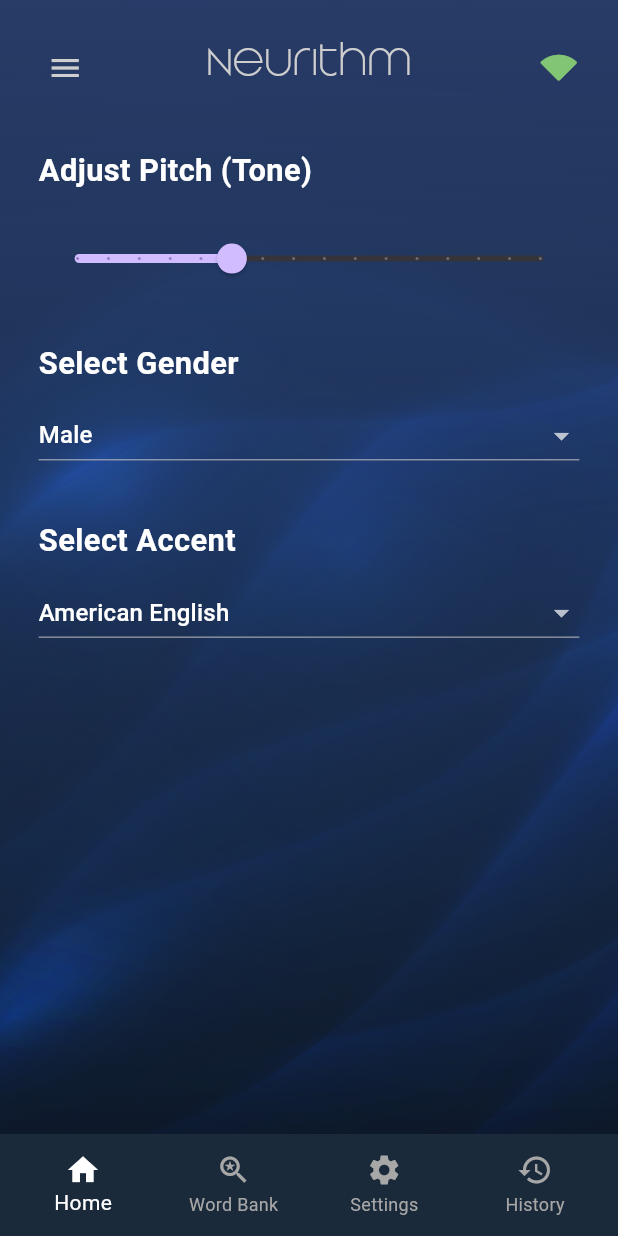
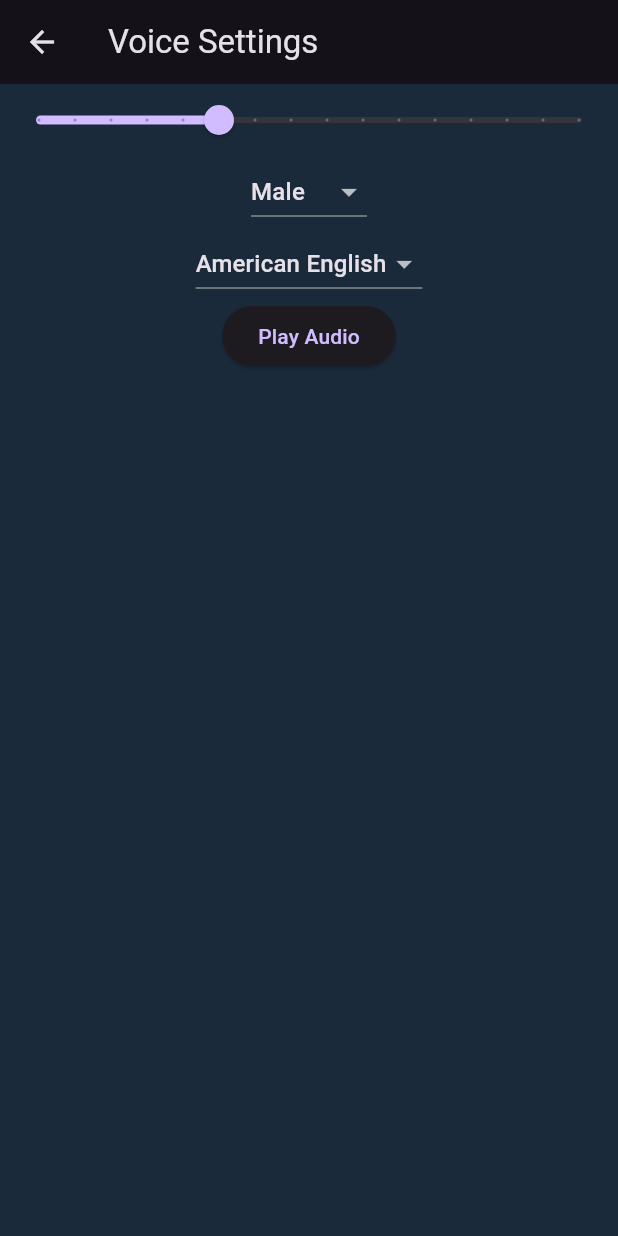
Before and after one commit to malakHelmy/Neurithm, a Flutter app: the VoiceSettingsPage screen opened directly, on a phone screen of 412 x 824 dp. Run offline on Flutter 3.47's test engine with Material 3 defaults, Android fonts, the phone set to English and light mode, and no system bars; our stand-ins replace audioplayers, cloud_firestore, firebase_core, flutter_tts, shared_preferences; accounts and stored records are empty.

Commit message:
working on coqui tts

```diff
--- a/neurithm/lib/main.dart
+++ b/neurithm/lib/main.dart
@@ -1,7 +1,7 @@
 import 'package:flutter/material.dart';
 import 'package:firebase_core/firebase_core.dart';
 import 'package:neurithm/screens/welcomeScreen.dart';
-import 'package:neurithm/screens/wordBank.dart';
+import 'package:neurithm/screens/voicesettings.dart';
 import 'package:neurithm/services/addWordBank.dart';
 import 'screens/loginPage.dart';
 
@@ -38,7 +38,7 @@ class ThoughtToSpeechApp extends StatelessWidget {
         scaffoldBackgroundColor: const Color(0xFF1A2A3A),
         primaryColor: const Color(0xFF394B58),
       ),
-      home: WordBankPage(),
+      home: VoiceSettingsPage(),
     );
   }
 }
--- /dev/null
+++ b/neurithm/lib/models/userPreferences.dart
@@ -0,0 +1,30 @@
+import 'package:shared_preferences/shared_preferences.dart';
+import '../screens/voicesettings.dart';
+
+class UserPreferences {
+  static const String _pitchKey = 'pitch';
+  static const String _genderKey = 'gender';
+  static const String _accentKey = 'accent';
+
+  // Save voice settings
+  static Future<void> saveVoiceSettings({
+    required double pitch,
+    required String gender,
+    required String accent,
+  }) async {
+    final prefs = await SharedPreferences.getInstance();
+    await prefs.setDouble(_pitchKey, pitch);
+    await prefs.setString(_genderKey, gender);
+    await prefs.setString(_accentKey, accent);
+  }
+
+  // Load voice settings
+  static Future<VoiceSettings> loadVoiceSettings() async {
+    final prefs = await SharedPreferences.getInstance();
+    return VoiceSettings(
+      pitch: prefs.getDouble(_pitchKey) ?? 1.0,  // Default pitch
+      gender: prefs.getString(_genderKey) ?? 'male',  // Default gender
+      accent: prefs.getString(_accentKey) ?? 'en-US',  // Default accent
+    );
+  }
+}
--- a/neurithm/lib/screens/voicesettings.dart
+++ b/neurithm/lib/screens/voicesettings.dart
@@ -1,8 +1,30 @@
 import 'package:flutter/material.dart';
-import 'package:flutter_tts/flutter_tts.dart';
-import '../widgets/appbar.dart';
-import '../widgets/bottombar.dart';
-import '../widgets/wavesBackground.dart';
+import 'package:http/http.dart' as http;
+import 'package:audioplayers/audioplayers.dart';
+import 'dart:convert';
+import 'dart:io';
+import 'package:path_provider/path_provider.dart';
+import '../models/userPreferences.dart';
+
+class VoiceSettings {
+  double pitch;
+  String gender;
+  String accent;
+
+  VoiceSettings({
+    required this.pitch,
+    required this.gender,
+    required this.accent,
+  });
+
+  Map<String, dynamic> toJson() {
+    return {
+      'pitch': pitch,
+      'gender': gender,
+      'language': accent,
+    };
+  }
+}
 
 class VoiceSettingsPage extends StatefulWidget {
   @override
@@ -10,226 +32,159 @@ class VoiceSettingsPage extends StatefulWidget {
 }
 
 class _VoiceSettingsState extends State<VoiceSettingsPage> {
-  final GlobalKey<ScaffoldState> _scaffoldKey = GlobalKey<ScaffoldState>();
-
-  FlutterTts _flutterTts = FlutterTts();
-  double _pitch = 1.0;
-  String _selectedGender = "male";
-  String _selectedAccent = "en-US";
+  final AudioPlayer _audioPlayer = AudioPlayer();
+  VoiceSettings _userSettings = VoiceSettings(
+    pitch: 1.0,
+    gender: "male",
+    accent: "en-US",
+  );
+  String _textToSynthesize = "Hello, Malouka habibi.";
 
   @override
   void initState() {
     super.initState();
-    _initializeTts();
+    _loadPreferences();
   }
 
-  void _initializeTts() {
-    _flutterTts.setLanguage(_selectedAccent);
-    _flutterTts.setSpeechRate(1.2);
-    _flutterTts.setVolume(1.0);
-    _flutterTts.setPitch(_pitch);
-    _flutterTts.setVoice({'name': _selectedGender, 'accent': _selectedAccent});
+  // Load saved preferences
+  Future<void> _loadPreferences() async {
+    final settings = await UserPreferences.loadVoiceSettings();
+    setState(() {
+      _userSettings = settings;
+    });
   }
 
-  void _setPitch(double pitch) {
-    setState(() {
-      _pitch = pitch;
-    });
-    _flutterTts.setPitch(_pitch);
-    _playDemo();
+  // Save preferences when settings change
+  Future<void> _savePreferences() async {
+    await UserPreferences.saveVoiceSettings(
+      pitch: _userSettings.pitch,
+      gender: _userSettings.gender,
+      accent: _userSettings.accent,
+    );
   }
 
-  void _setGender(String gender) {
-    setState(() {
-      _selectedGender = gender;
-    });
-    _flutterTts.setVoice({'name': _selectedGender, 'accent': _selectedAccent});
-    _playDemo();
+  Future<void> synthesizeSpeech(String text, VoiceSettings settings) async {
+    final url = Uri.parse('http://192.168.100.26:5000/synthesize');
+
+    try {
+      print('Sending request to server...');
+      final response = await http.post(
+        url,
+        headers: {'Content-Type': 'application/json'},
+        body: jsonEncode({
+          'text': text,
+          ...settings.toJson(),
+        }),
+      );
+
+      print('Response received. Status code: ${response.statusCode}');
+
+      if (response.statusCode == 200) {
+        final directory = await getTemporaryDirectory();
+        final filePath = '${directory.path}/output.wav';
+        File audioFile = File(filePath);
+        await audioFile.writeAsBytes(response.bodyBytes);
+
+        print('Audio file saved at: $filePath');
+
+        if (await audioFile.exists()) {
+          print('File exists and is ready to play.');
+        } else {
+          print('File does not exist.');
         }
 
-  void _setAccent(String accent) {
-    setState(() {
-      _selectedAccent = accent;
-    });
-    _flutterTts.setLanguage(_selectedAccent);
-    _flutterTts.setVoice({'name': _selectedGender, 'locale': _selectedAccent});
-    _playDemo();
+        print('Attempting to play audio...');
+        await _audioPlayer.play(DeviceFileSource(filePath));
+        print("Playing audio...");
+      } else {
+        print(
+            'Failed to generate speech: ${response.statusCode} - ${response.body}');
+      }
+    } catch (e) {
+      print('Error: $e');
+    }
   }
 
-  Future<void> _playDemo() async {
-    await _flutterTts.stop();
-    await _flutterTts.speak("Hello, what's on your mind today?");
+  bool _isPlaying = false;
+
+  Future<void> _playAudio(String filePath) async {
+    setState(() {
+      _isPlaying = true;
+    });
+
+    await _audioPlayer.play(DeviceFileSource(filePath));
+
+    _audioPlayer.onPlayerStateChanged.listen((state) {
+      if (state == PlayerState.completed) {
+        setState(() {
+          _isPlaying = false;
+        });
+      }
+    });
+  }
+
+  @override
+  void dispose() {
+    _audioPlayer.dispose();
+    super.dispose();
   }
 
   @override
   Widget build(BuildContext context) {
-    final screenWidth = MediaQuery.of(context).size.width;
-    final screenHeight = MediaQuery.of(context).size.height;
-
-    double fontSize(double size) => size * screenWidth / 400;
-    double spacing(double size) => size * screenHeight / 800;
-
     return Scaffold(
-      key: _scaffoldKey,
-      drawer: sideAppBar(context),
-      bottomNavigationBar: Padding(
-        padding: EdgeInsets.all(spacing(5)),
-        child: ClipRRect(
-          borderRadius: BorderRadius.circular(15.0),
-          child: bottomappBar(context),
-        ),
-      ),
-      body: Container(
-        decoration: gradientBackground,
-        child: Stack(
+      appBar: AppBar(title: Text("Voice Settings")),
+      body: Column(
         children: [
-            Positioned.fill(
-              child: Opacity(
-                opacity: 0.50,
-                child: Image.asset(
-                  'assets/images/waves.jpg',
-                  fit: BoxFit.cover,
-                ),
-              ),
-            ),
-            Padding(
-              padding: EdgeInsets.symmetric(horizontal: spacing(15)),
-              child: Column(
-                crossAxisAlignment: CrossAxisAlignment.start,
-                children: [
-                  // Drawer appBar
-                  appBar(_scaffoldKey),
-
-                  SizedBox(height: spacing(15)),
-                  Padding(
-                    padding: EdgeInsets.symmetric(horizontal: spacing(10)),
-                    child: Column(
-                      crossAxisAlignment: CrossAxisAlignment.start, // Align to left
-                      children: [
-                        SizedBox(height: spacing(10)),
-
-                        // Adjust Pitch
-                        Padding(
-                          padding: EdgeInsets.symmetric(horizontal: spacing(0)),
-                          child: Text(
-                            "Adjust Pitch (Tone)",
-                            style: TextStyle(
-                              fontSize: fontSize(20),
-                              fontWeight: FontWeight.bold,
-                              color: Colors.white,
-                            ),
-                          ),
-                        ),
-                        SizedBox(height: spacing(20)),
           Slider(
-                          value: _pitch,
+            value: _userSettings.pitch,
             min: 0.5,
             max: 2.0,
-                          onChanged: _setPitch,
+            onChanged: (value) {
+              setState(() {
+                _userSettings.pitch = value;
+              });
+              _savePreferences(); // Save preferences
+            },
             divisions: 15,
-                          label: _pitch.toStringAsFixed(2),
+            label: _userSettings.pitch.toStringAsFixed(2),
           ),
-
-                        // Select Gender
-                        SizedBox(height: spacing(30)),
-                        Padding(
-                          padding: EdgeInsets.symmetric(horizontal: spacing(0)),
-                          child: Text(
-                            "Select Gender",
-                            style: TextStyle(
-                              fontSize: fontSize(20),
-                              fontWeight: FontWeight.bold,
-                              color: Colors.white,
+          DropdownButton<String>(
+            value: _userSettings.gender,
+            onChanged: (value) {
+              setState(() {
+                _userSettings.gender = value!;
+              });
+              _savePreferences(); // Save preferences
+            },
+            items: const [
+              DropdownMenuItem(value: "female", child: Text("Female")),
+              DropdownMenuItem(value: "male", child: Text("Male")),
+            ],
           ),
+          DropdownButton<String>(
+            value: _userSettings.accent,
+            onChanged: (value) {
+              setState(() {
+                _userSettings.accent = value!;
+              });
+              _savePreferences(); // Save preferences
+            },
+            items: const [
+              DropdownMenuItem(value: "en-US", child: Text("American English")),
+              DropdownMenuItem(value: "ar", child: Text("Arabic")),
+            ],
           ),
-                        ),
-                        SizedBox(height: spacing(10)),
-                        Container(
-                          padding: EdgeInsets.symmetric(horizontal: spacing(0)),
-                          decoration: BoxDecoration(
-                            borderRadius: BorderRadius.circular(5),
-                          ),
-                          child: DropdownButton<String>(
-                            value: _selectedGender,
-                            isExpanded: true,
-                            dropdownColor: const Color(0xFF1A2A3A),
-                            onChanged: (value) => _setGender(value!),
-                            items: const [
-                              DropdownMenuItem(
-                                value: "female",
-                                child: Text(
-                                  "Female",
-                                  style: TextStyle(color: Colors.white),
-                                ),
-                              ),
-                              DropdownMenuItem(
-                                value: "male",
-                                child: Text(
-                                  "Male",
-                                  style: TextStyle(color: Colors.white),
-                                ),
+          ElevatedButton(
+            onPressed: _isPlaying
+                ? null
+                : () async {
+                    final directory = await getTemporaryDirectory();
+                    final filePath = '${directory.path}/output.wav';
+                    await _playAudio(filePath);
+                  },
+            child: _isPlaying ? Text("Playing...") : Text("Play Audio"),
           ),
         ],
-                          ),
-                        ),
-
-                        // Select Accent
-                        SizedBox(height: spacing(30)),
-                        Padding(
-                          padding: EdgeInsets.symmetric(horizontal: spacing(0)),
-                          child: Text(
-                            "Select Accent",
-                            style: TextStyle(
-                              fontSize: fontSize(20),
-                              fontWeight: FontWeight.bold,
-                              color: Colors.white,
-                            ),
-                          ),
-                        ),
-                        SizedBox(height: spacing(10)),
-                        Container(
-                          padding: EdgeInsets.symmetric(horizontal: spacing(0)),
-                          decoration: BoxDecoration(
-                            borderRadius: BorderRadius.circular(5),
-                          ),
-                          child: DropdownButton<String>(
-                            value: _selectedAccent,
-                            isExpanded: true,
-                            dropdownColor: const Color(0xFF1A2A3A),
-                            onChanged: (value) => _setAccent(value!),
-                            items: const [
-                              DropdownMenuItem(
-                                value: "en-US",
-                                child: Text(
-                                  "American English",
-                                  style: TextStyle(color: Colors.white),
-                                ),
-                              ),
-                              DropdownMenuItem(
-                                value: "en-GB",
-                                child: Text(
-                                  "British English",
-                                  style: TextStyle(color: Colors.white),
-                                ),
-                              ),
-                              DropdownMenuItem(
-                                value: "en-AU",
-                                child: Text(
-                                  "Australian English",
-                                  style: TextStyle(color: Colors.white),
-                                ),
-                              ),
-                            ],
-                          ),
-                        ),
-                      ],
-                    ),
-                  ),
-                ],
-              ),
-            ),
-          ],
-        ),
       ),
     );
   }
--- a/neurithm/pubspec.yaml
+++ b/neurithm/pubspec.yaml
@@ -19,6 +19,9 @@ dependencies:
   firebase_core: ^3.8.1
   firebase_database: ^11.2.0
   cloud_firestore: ^5.5.1
+  shared_preferences: ^2.2.2  # For saving user preferences
+
+
 
   cupertino_icons: ^1.0.8
 
```
Also changed, not shown: neurithm/pubspec.lock, 3 other files. Lines whose indentation alone changed are shown as unchanged.
